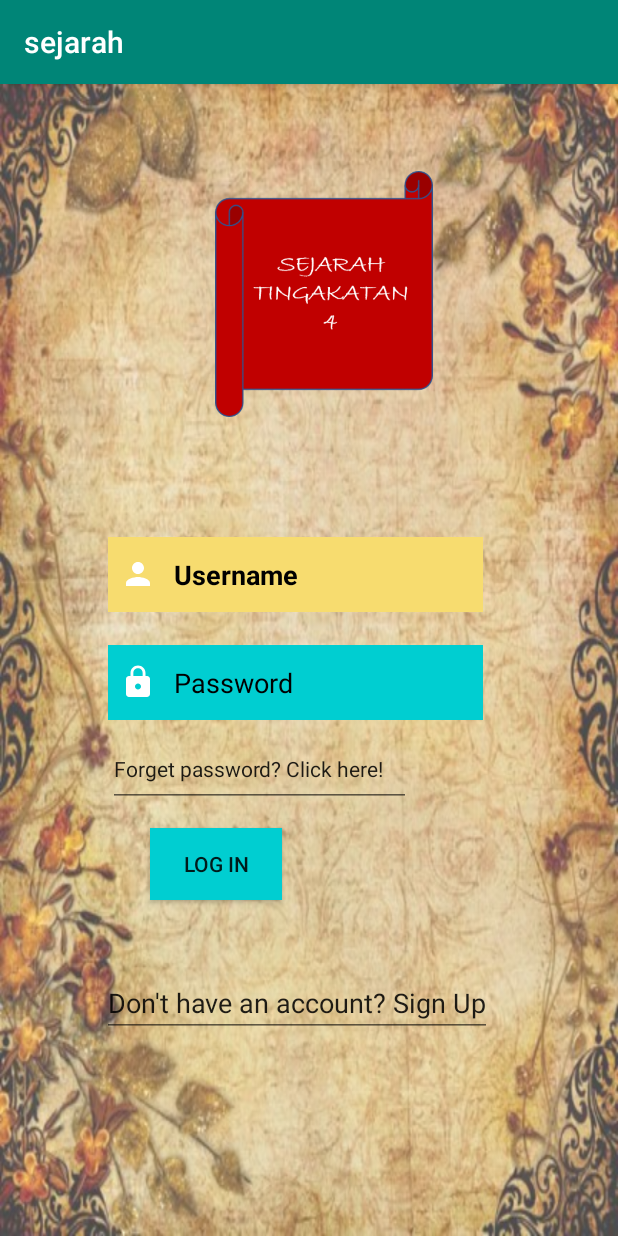
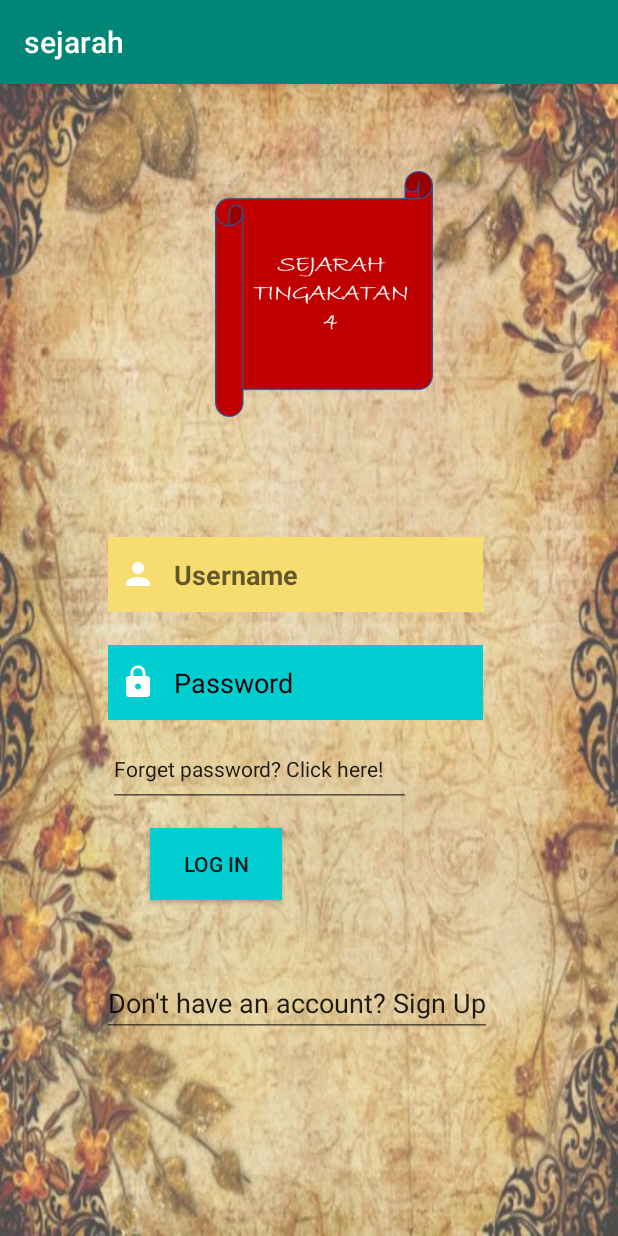
Before and after one commit to aiman-zaki/sejarah, an Android app: the login_teacher screen opened directly, with no data from a screen before it, after a tap on "LOG IN", on a phone screen of 412 x 824 dp. Run offline under Robolectric (Android 15) with nearby library versions, the phone set to English and light mode, and no system bars; our stand-ins replace Firebase (no records; nobody signed in at launch, a user with empty details on screens opened directly).

Commit message:
update login:teacher

```diff
--- a/app/src/main/java/com/spm/sejarah/login_teacher.java
+++ b/app/src/main/java/com/spm/sejarah/login_teacher.java
@@ -2,7 +2,6 @@ package com.spm.sejarah;
 
 import android.content.Intent;
 import android.os.Bundle;
-import android.os.Debug;
 import android.view.View;
 import android.widget.Button;
 import android.widget.EditText;
@@ -22,7 +21,7 @@ public class login_teacher extends AppCompatActivity
 
     EditText pwteacher,icteacher;
     Button loginteacher;
-    DatabaseReference table_teacher;
+
 
 
     @Override
@@ -31,20 +30,54 @@ public class login_teacher extends AppCompatActivity
         super.onCreate(savedInstanceState);
         setContentView(R.layout.activity_login_teacher);
 
+
         icteacher = (EditText) findViewById(R.id.usernameTeacher);
         pwteacher = (EditText) findViewById(R.id.pwTeacher);
-        loginteacher = findViewById(R.id.btnLoginT);
+        loginteacher = (Button) findViewById(R.id.btnLoginT);
 
 
-        teacher teach = new teacher();
+
 
         //init firebase
         final FirebaseDatabase database = FirebaseDatabase.getInstance();
-        table_teacher = database.getReference("teacher");
+        final DatabaseReference table_teach = database.getReference("teacher");
+
+        loginteacher.setOnClickListener(new View.OnClickListener() {
+            @Override
+            public void onClick(View view) {
+
+                table_teach.addValueEventListener(new ValueEventListener() {
+                    @Override
+                    public void onDataChange(@NonNull DataSnapshot dataSnapshot) {
+                        if(dataSnapshot.child(icteacher.getText().toString()).exists()){
+                            teacher teach = dataSnapshot.child(icteacher.getText().toString()).getValue(teacher.class);
+                            if(teach.getTeachPw().equals(pwteacher.getText().toString())){
+                                Toast.makeText(login_teacher.this, "Login success", Toast.LENGTH_SHORT).show();
+                                Intent i = new Intent(login_teacher.this, menupageteacher.class);
+                                startActivity(i);
+                            }
+                            else
+                            {
+                                Toast.makeText(login_teacher.this, "Login failed", Toast.LENGTH_SHORT).show();
+                            }
+                        }
+                        else
+                        {
+                            Toast.makeText(login_teacher.this, "user not exist", Toast.LENGTH_SHORT).show();
+                        }
+                    }
+
+                    @Override
+                    public void onCancelled(@NonNull DatabaseError databaseError) {
+
+                    }
+                });
+            }
+        });
 
 
 
-        loginteacher.setOnClickListener(new View.OnClickListener() {
+        /*loginteacher.setOnClickListener(new View.OnClickListener() {
             @Override
             public void onClick(View v) {
                 loginUser();
@@ -94,7 +127,7 @@ public class login_teacher extends AppCompatActivity
             public void onCancelled(@NonNull DatabaseError databaseError) {
 
             }
-        });
+        });*/
     }
 
 }
--- a/app/src/main/res/layout/activity_login_teacher.xml
+++ b/app/src/main/res/layout/activity_login_teacher.xml
@@ -31,7 +31,7 @@
             android:inputType="textPersonName|textEmailAddress"
             android:maxLines="1"
             android:padding="8dp"
-            android:text="Username"
+            android:hint="Username"
             android:textColor="#000000"
             android:textStyle="bold" />
 
```
